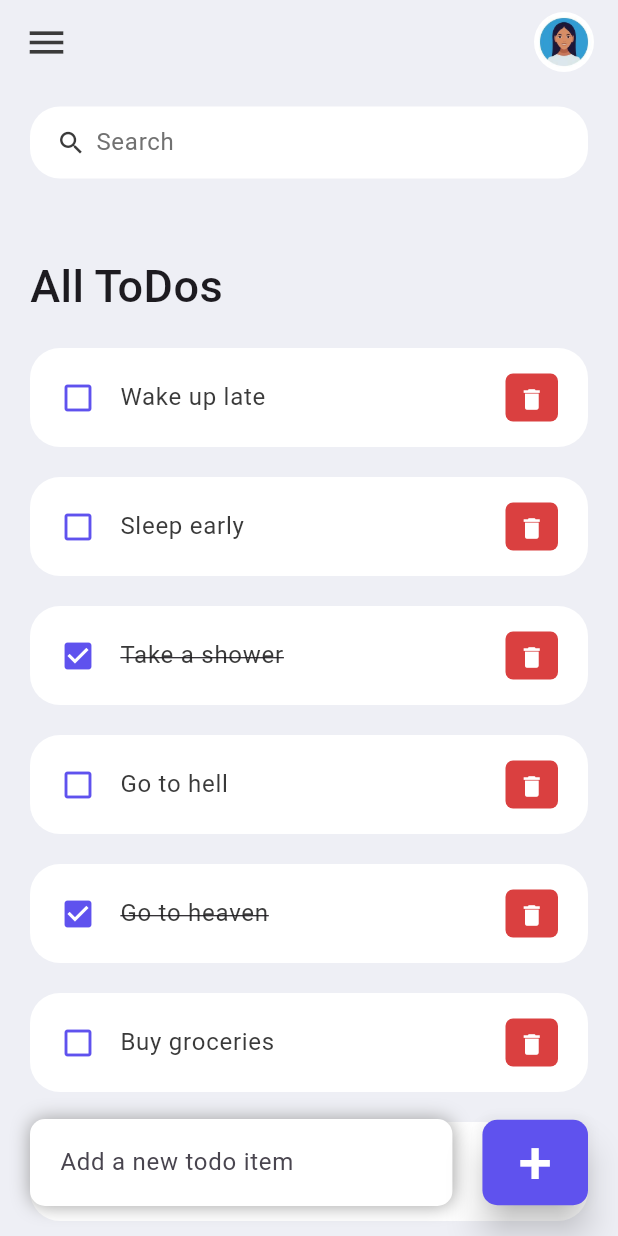
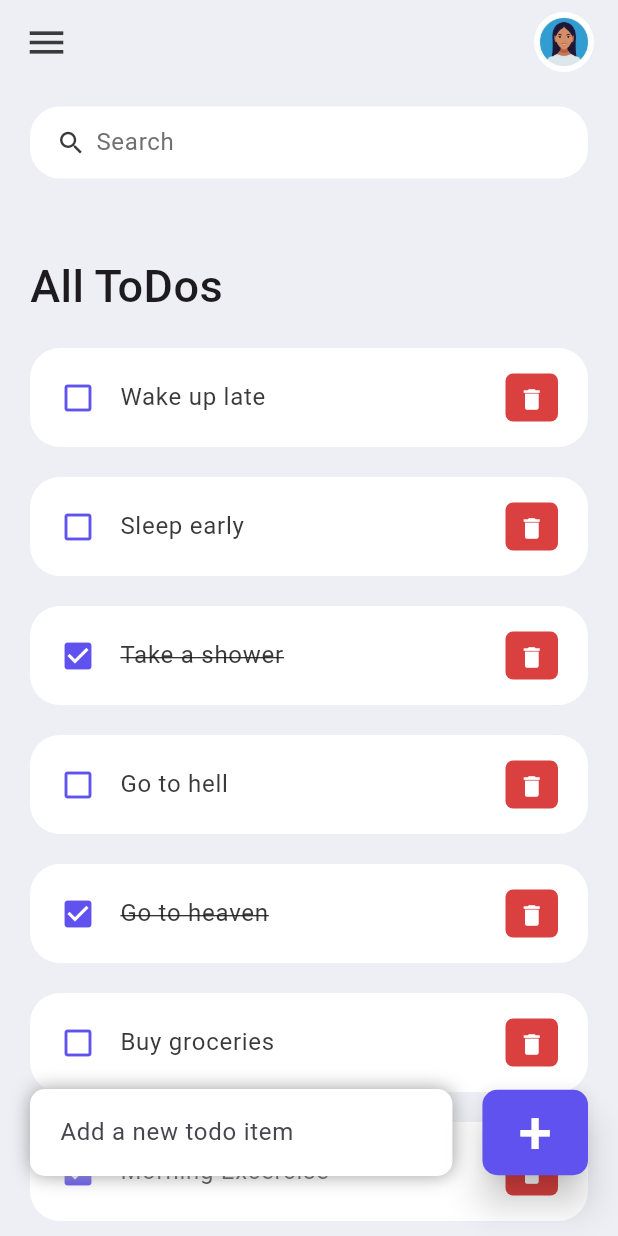
Before and after one commit to Salimer/ToDoList-Flutter, a Flutter app: the screen it shows after launch, on a phone screen of 412 x 824 dp. Run offline on Flutter 3.47's test engine with Material 3 defaults, Android fonts, the light colour scheme and no system bars.

Commit message:
Update home.dart

```diff
--- a/lib/screens/home.dart
+++ b/lib/screens/home.dart
@@ -66,6 +66,8 @@ class _HomeState extends State<Home> {
           ),
           Align(
             alignment: Alignment.bottomCenter,
+            child: Padding(
+              padding: const EdgeInsets.only(bottom: 20),
               child: Row(
                 children: [
                   Expanded(
@@ -122,6 +124,7 @@ class _HomeState extends State<Home> {
                     ),
                   )
                 ],
+              ),
             ),
           )
         ],
```
Lines whose indentation alone changed are shown as unchanged.
